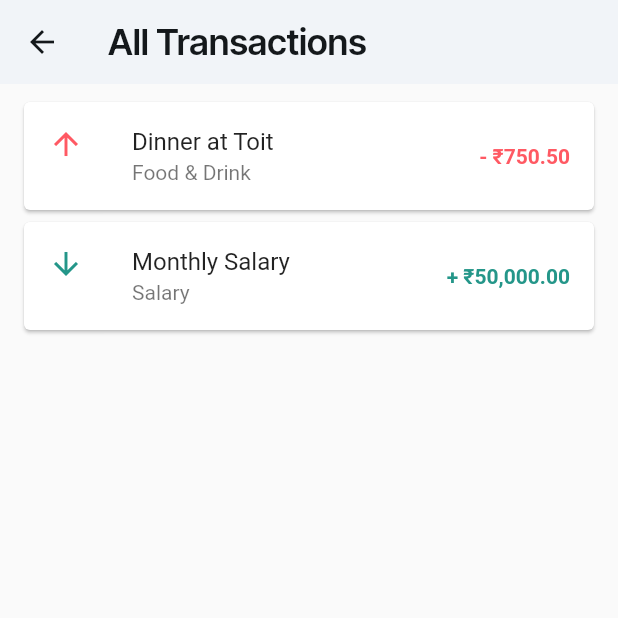
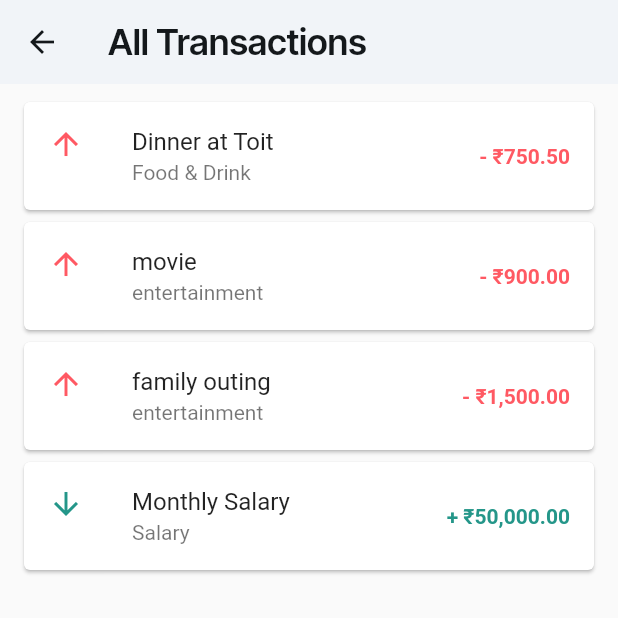
Before and after one commit to varsharamanujam/walleteriumFrontend, a Flutter app: the AIConversationalOnboardingScreenWidget screen opened by its route, after a tap on "Finish", after a tap on "Available Balance", on a phone screen of 412 x 824 dp, the top half of it. Run offline on Flutter 3.47's test engine with Material 3 defaults, Android fonts, the phone set to English and light mode, and no system bars; our stand-ins replace auto_size_text, carousel_slider, cloud_firestore, firebase_auth, firebase_core, flutter_animate and 11 more; missing offline and left inert: json_path; accounts and stored records are empty.

Commit message:
able to navigate to all screens and view transactions as expected

```diff
--- a/lib/feature1/a_i_conversational_onboarding_screen/a_i_conversational_onboarding_screen_widget.dart
+++ b/lib/feature1/a_i_conversational_onboarding_screen/a_i_conversational_onboarding_screen_widget.dart
@@ -128,7 +128,6 @@ class _AIConversationalOnboardingScreenWidgetState
                       // --- Create references with unique IDs FIRST ---
                       final hdfcAccountRef = FirebaseFirestore.instance.collection('user_accounts').doc();
                       final cashAccountRef = FirebaseFirestore.instance.collection('user_accounts').doc();
-                      final capitalAccountRef = FirebaseFirestore.instance.collection('user_accounts').doc();
                       final vehicleAssetRef = FirebaseFirestore.instance.collection('user_assets').doc();
 
                       // --- Set Account Data ---
@@ -139,10 +138,6 @@ class _AIConversationalOnboardingScreenWidgetState
                       batch.set(cashAccountRef, {
                         'user_id': user.uid, 'account_name': 'Cash Wallet', 'account_type': 'Cash',
                         'current_balance': 8500.00, 'created_at': FieldValue.serverTimestamp(), 'account_color': '#32cd32',
-                      });
-                      batch.set(capitalAccountRef, {
-                          'user_id': user.uid, 'account_name': 'Zerodha Capital', 'account_type': 'Capital',
-                          'current_balance': 250000.00, 'created_at': FieldValue.serverTimestamp(), 'account_color': '#8A2BE2',
                       });
 
                       // --- Set Asset Data ---
@@ -162,6 +157,16 @@ class _AIConversationalOnboardingScreenWidgetState
                       batch.set(FirebaseFirestore.instance.collection('transactions').doc(), {
                         'user_id': user.uid, 'account_id': hdfcAccountRef.id, 'amount': 750.50,
                         'type': 'Expense', 'description': 'Dinner at Toit', 'category': 'Food & Drink',
+                        'transaction_date': Timestamp.fromDate(DateTime(2025, 7, 20)),
+                      });
+                      batch.set(FirebaseFirestore.instance.collection('transactions').doc(), {
+                        'user_id': user.uid, 'account_id': hdfcAccountRef.id, 'amount': 900.00,
+                        'type': 'Expense', 'description': 'movie', 'category': 'entertainment',
+                        'transaction_date': Timestamp.fromDate(DateTime(2025, 7, 20)),
+                      });
+                      batch.set(FirebaseFirestore.instance.collection('transactions').doc(), {
+                        'user_id': user.uid, 'account_id': hdfcAccountRef.id, 'amount': 1500.00,
+                        'type': 'Expense', 'description': 'family outing', 'category': 'entertainment',
                         'transaction_date': Timestamp.fromDate(DateTime(2025, 7, 20)),
                       });
 
```
Also changed, not shown: lib/feature1/details/all_transactions_screen.dart (indentation only), 1 other file.
